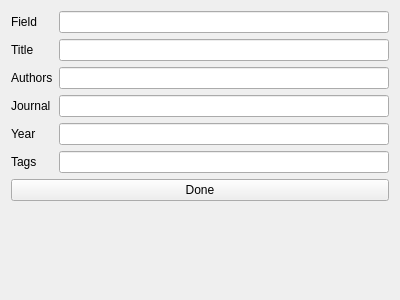
Above: designer/paper_info.ui from CoreySpohn/work_tools before the change. Below: the same form after it.
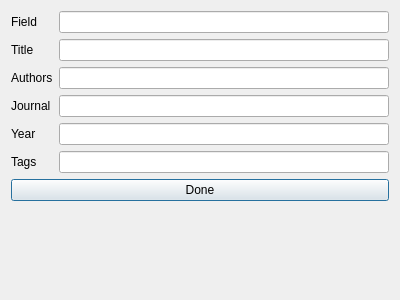
That is the form after the change.

Commit message: Adding enter completion to the popup windows

The edit to the form file:
```diff
--- a/designer/paper_info.ui
+++ b/designer/paper_info.ui
@@ -79,6 +79,12 @@
      <property name="text">
       <string>Done</string>
      </property>
+     <property name="autoDefault">
+      <bool>true</bool>
+     </property>
+     <property name="default">
+      <bool>true</bool>
+     </property>
     </widget>
    </item>
   </layout>
```
The commit also changes 1 other file.
